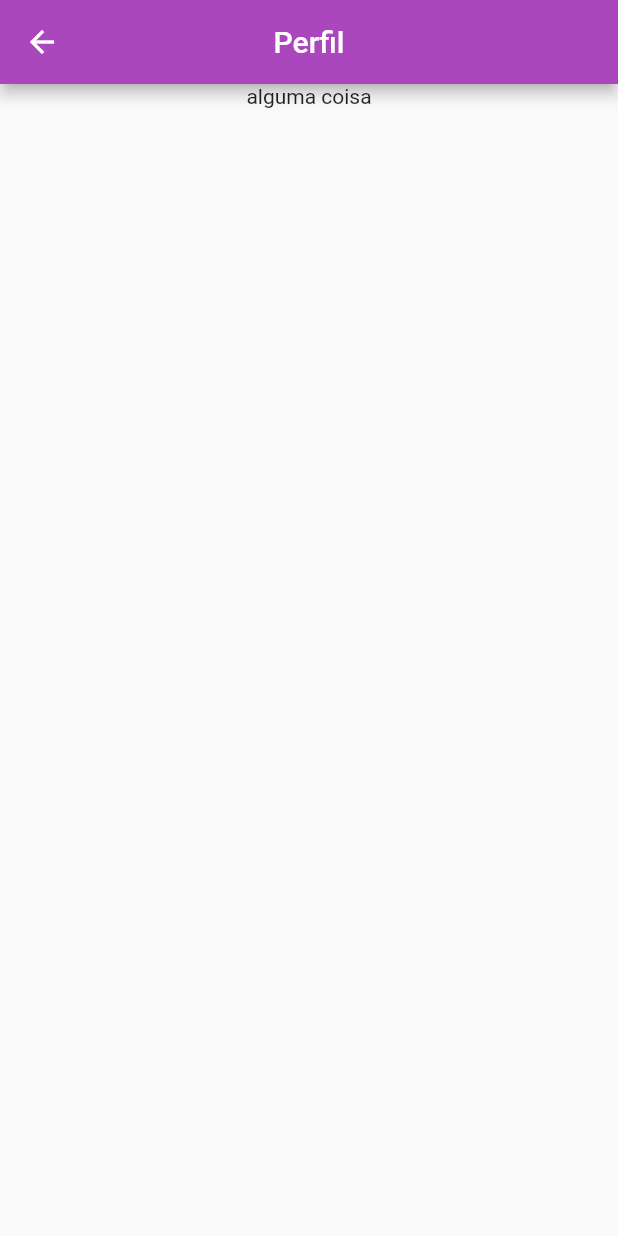
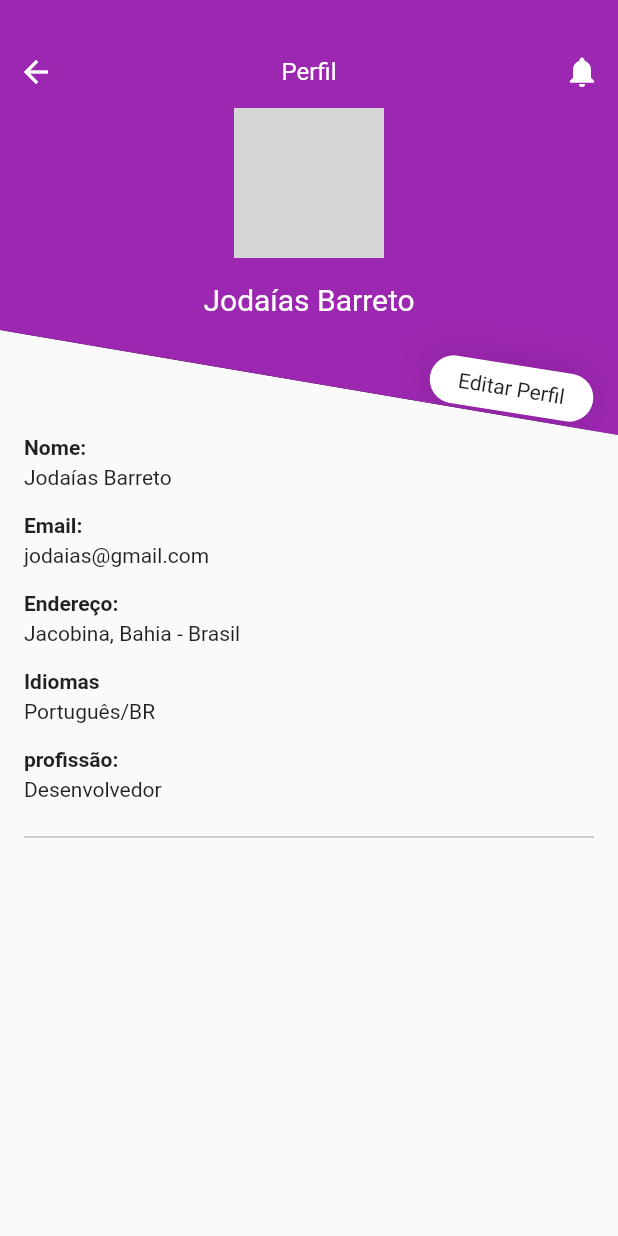
Before and after one commit to jodaias/Avatende-mobx, a Flutter app: the HomePage screen opened directly, after a tap on "Perfil", on a phone screen of 412 x 824 dp. Run offline on Flutter 3.47's test engine with Material 2 defaults, Android fonts, the phone set to English and light mode, and no system bars; our stand-ins replace brasil_fields, flutter_mobx, flutter_slidable, get_it, mobx, parse_server_sdk; accounts and stored records are empty; generated files the repository leaves out were written again; network calls fail; grey boxes are pictures that could not be loaded.

Commit message:
tela do perfil

```diff
--- a/lib/components/custom_drawer/custom_drawer_header.dart
+++ b/lib/components/custom_drawer/custom_drawer_header.dart
@@ -17,11 +17,13 @@ class CustomDrawerHeader extends StatelessWidget {
             .push(MaterialPageRoute(builder: (_) => PerfilPage()));
       },
       child: Container(
-          color: Colors.purple[400],
-          height: 150,
-          padding: EdgeInsets.symmetric(horizontal: 13),
-          child:
-              Row(mainAxisAlignment: MainAxisAlignment.spaceBetween, children: [
+        color: Colors.purple[400],
+        height: 150,
+        padding: EdgeInsets.symmetric(horizontal: 15, vertical: 20),
+        child: Column(
+          mainAxisAlignment: MainAxisAlignment.spaceBetween,
+          crossAxisAlignment: CrossAxisAlignment.start,
+          children: [
             Expanded(
               child: Container(
                 width: 100,
@@ -33,30 +35,33 @@ class CustomDrawerHeader extends StatelessWidget {
                     )),
               ),
             ),
+            SizedBox(height: 5),
             Column(
                 crossAxisAlignment: CrossAxisAlignment.start,
-                mainAxisAlignment: MainAxisAlignment.center,
+                mainAxisAlignment: MainAxisAlignment.start,
                 children: [
+                  Text(
+                    appStore.userModel.name != null
+                        ? appStore.userModel.name
+                        : '',
+                    style: TextStyle(
+                        color: Colors.white,
+                        fontSize: 16,
+                        fontWeight: FontWeight.w500),
+                  ),
                   Text(
                     appStore.userModel.email != null
                         ? appStore.userModel.email
                         : '',
                     style: TextStyle(
                         color: Colors.white,
-                        fontSize: 18,
-                        fontWeight: FontWeight.w500),
-                  ),
-                  Text(
-                    appStore.userModel.name != null
-                        ? appStore.userModel.name
-                        : '',
-                    style: TextStyle(
-                        color: Colors.white,
-                        fontSize: 14,
+                        fontSize: 16,
                         fontWeight: FontWeight.w500),
                   ),
                 ]),
-          ])),
+          ],
+        ),
+      ),
     );
   }
 }
--- /dev/null
+++ b/lib/pages/perfil/components/custom_appBar.dart
@@ -0,0 +1,107 @@
+import 'package:avatende/pages/perfil/mycliper.dart';
+import 'package:flutter/material.dart';
+import 'dart:math' as math;
+
+final String url =
+    'https://i.pinimg.com/236x/12/fa/d7/12fad712035c2df9aa0562d8a6c6afd9.jpg';
+
+class CustomAppBar extends StatelessWidget with PreferredSizeWidget {
+  @override
+  Size get preferredSize => Size(double.infinity, 290);
+
+  @override
+  Widget build(BuildContext context) {
+    return ClipPath(
+      clipper: MyClipper(),
+      child: Container(
+        padding: EdgeInsets.only(top: 24),
+        decoration: BoxDecoration(
+            color: Colors.purple[500],
+            boxShadow: [BoxShadow(blurRadius: 20, offset: Offset(0, 0))]),
+        child: Column(
+          children: <Widget>[
+            Row(
+              mainAxisAlignment: MainAxisAlignment.spaceBetween,
+              children: <Widget>[
+                IconButton(
+                  icon: Icon(
+                    Icons.arrow_back_sharp,
+                    color: Colors.white,
+                  ),
+                  onPressed: Navigator.of(context).pop,
+                ),
+                Text(
+                  "Perfil",
+                  style: TextStyle(
+                    color: Colors.white,
+                    fontSize: 16,
+                  ),
+                ),
+                IconButton(
+                  icon: Icon(
+                    Icons.notifications,
+                    color: Colors.white,
+                  ),
+                  onPressed: () {
+                    print('Notificações aqui');
+                  },
+                )
+              ],
+            ),
+            Row(
+              mainAxisAlignment: MainAxisAlignment.center,
+              children: <Widget>[
+                Column(
+                  children: <Widget>[
+                    Container(
+                      width: 100,
+                      height: 100,
+                      decoration: BoxDecoration(
+                          shape: BoxShape.circle,
+                          image: DecorationImage(
+                              fit: BoxFit.cover, image: NetworkImage(url))),
+                    ),
+                    SizedBox(
+                      height: 16,
+                    ),
+                    Text(
+                      "Jodaías Barreto",
+                      style: TextStyle(color: Colors.white, fontSize: 20),
+                    )
+                  ],
+                ),
+              ],
+            ),
+            Align(
+              alignment: Alignment.bottomRight,
+              child: GestureDetector(
+                onTap: () {
+                  print("//TODO: button clicked");
+                },
+                child: Padding(
+                  padding: const EdgeInsets.fromLTRB(0, 32, 16, 24),
+                  child: Transform.rotate(
+                    angle: (math.pi * 0.05),
+                    child: Container(
+                      width: 110,
+                      height: 32,
+                      child: Center(
+                        child: Text("Editar Perfil"),
+                      ),
+                      decoration: BoxDecoration(
+                          color: Colors.white,
+                          borderRadius: BorderRadius.all(Radius.circular(16)),
+                          boxShadow: [
+                            BoxShadow(color: Colors.black12, blurRadius: 20)
+                          ]),
+                    ),
+                  ),
+                ),
+              ),
+            )
+          ],
+        ),
+      ),
+    );
+  }
+}
--- /dev/null
+++ b/lib/pages/perfil/mycliper.dart
@@ -0,0 +1,22 @@
+import 'package:flutter/material.dart';
+
+class MyClipper extends CustomClipper<Path> {
+  @override
+  Path getClip(Size size) {
+    Path p = Path();
+
+    p.lineTo(0, size.height - 70);
+    p.lineTo(size.width, size.height);
+
+    p.lineTo(size.width, 0);
+
+    p.close();
+
+    return p;
+  }
+
+  @override
+  bool shouldReclip(CustomClipper<Path> oldClipper) {
+    return true;
+  }
+}
--- a/lib/pages/perfil/perfil_page.dart
+++ b/lib/pages/perfil/perfil_page.dart
@@ -1,3 +1,4 @@
+import 'package:avatende/pages/perfil/components/custom_appBar.dart';
 import 'package:avatende/storesGlobal/app_store.dart';
 import 'package:flutter/material.dart';
 import 'package:get_it/get_it.dart';
@@ -14,19 +15,81 @@ class PerfilPage extends StatefulWidget {
 class _PerfilPageState extends State<PerfilPage> {
   final appStore = GetIt.I<AppStore>();
 
+  TextStyle _style() {
+    return TextStyle(
+      fontWeight: FontWeight.bold,
+    );
+  }
+
   @override
   Widget build(BuildContext context) {
     return Scaffold(
-      appBar: AppBar(
-        title: Text(widget.title),
-        centerTitle: true,
-      ),
+      appBar: CustomAppBar(),
       body: Container(
-        alignment: Alignment.center,
+        padding: EdgeInsets.symmetric(horizontal: 16),
         child: Column(
+          crossAxisAlignment: CrossAxisAlignment.start,
           children: <Widget>[
-            Text('alguma coisa'),
-            //perfil costumizado
+            Text(
+              "Nome:",
+              style: _style(),
+            ),
+            SizedBox(
+              height: 4,
+            ),
+            Text(
+              "Jodaías Barreto",
+            ),
+            SizedBox(
+              height: 16,
+            ),
+            Text(
+              "Email:",
+              style: _style(),
+            ),
+            SizedBox(
+              height: 4,
+            ),
+            Text("jodaias@gmail.com"),
+            SizedBox(
+              height: 16,
+            ),
+            Text(
+              "Endereço:",
+              style: _style(),
+            ),
+            SizedBox(
+              height: 4,
+            ),
+            Text("Jacobina, Bahia - Brasil"),
+            SizedBox(
+              height: 16,
+            ),
+            Text(
+              "Idiomas",
+              style: _style(),
+            ),
+            SizedBox(
+              height: 4,
+            ),
+            Text("Português/BR"),
+            SizedBox(
+              height: 16,
+            ),
+            Text(
+              "profissão:",
+              style: _style(),
+            ),
+            SizedBox(
+              height: 4,
+            ),
+            Text("Desenvolvedor"),
+            SizedBox(
+              height: 16,
+            ),
+            Divider(
+              color: Colors.grey,
+            )
           ],
         ),
       ),
--- a/lib/pages/signup/signup_user_page.dart
+++ b/lib/pages/signup/signup_user_page.dart
@@ -6,6 +6,9 @@ import 'package:flutter/material.dart';
 import 'package:flutter/services.dart';
 import 'package:flutter_mobx/flutter_mobx.dart';
 import 'package:get_it/get_it.dart';
+
+final String url =
+    'https://i.pinimg.com/236x/12/fa/d7/12fad712035c2df9aa0562d8a6c6afd9.jpg';
 
 class SignUpUserPage extends StatefulWidget {
   @override
@@ -37,9 +40,17 @@ class _SignUpUserPageState extends State<SignUpUserPage> {
                 child: Padding(
                   padding: EdgeInsets.all(16),
                   child: Column(
-                    crossAxisAlignment: CrossAxisAlignment.stretch,
+                    crossAxisAlignment: CrossAxisAlignment.start,
                     mainAxisSize: MainAxisSize.min,
                     children: [
+                      Container(
+                        width: 100,
+                        height: 100,
+                        decoration: BoxDecoration(
+                            shape: BoxShape.circle,
+                            image: DecorationImage(
+                                fit: BoxFit.cover, image: NetworkImage(url))),
+                      ),
                       SizedBox(
                         height: 16,
                       ),
--- a/pubspec.yaml
+++ b/pubspec.yaml
@@ -35,6 +35,7 @@ dependencies:
   get_it: ^5.0.1
   mobx: ^1.2.1+2
   flutter_mobx: ^1.1.0+2
+  splashscreen: ^1.3.3
 
 dev_dependencies:
   flutter_test:
```
Also changed, not shown: pubspec.lock.
